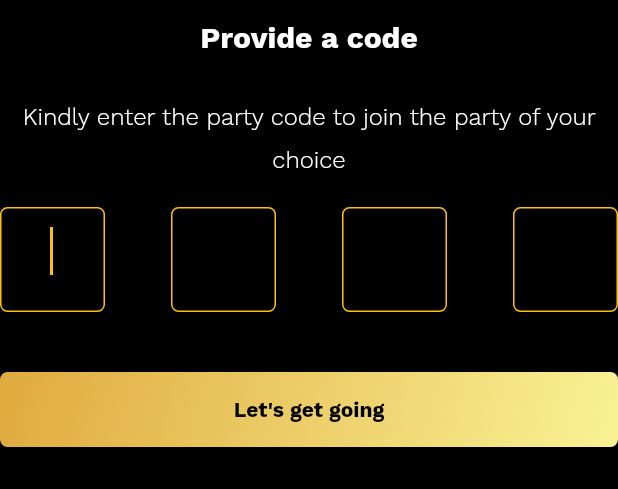
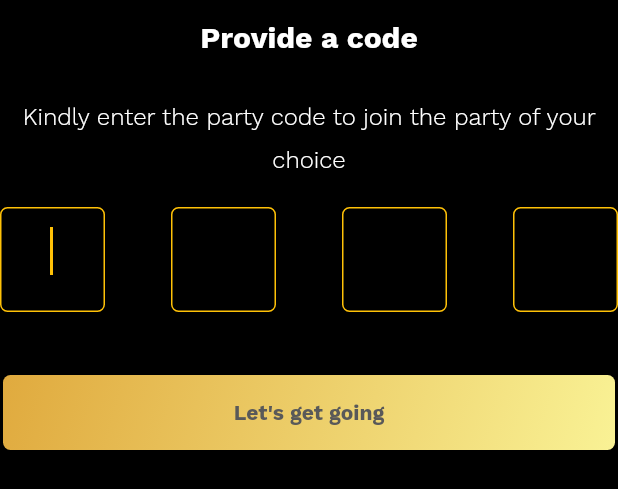
Before and after one commit to Boiyelove-International/musicroomapp, a Flutter app: the JoinEventForm widget shown alone on an empty page, opened directly, swiped to page 2, on a phone screen of 412 x 824 dp. Shown: the top 489 px of the screen. Run offline on Flutter 3.47's test engine with Material 2 defaults, Android fonts, the phone set to English and light mode, and no system bars; our stand-ins replace cached_network_image, device_info, email_validator, file_picker, firebase_core, firebase_messaging and 11 more; missing offline and left inert: qr_code_scanner, skeleton_loader; accounts and stored records are empty; network calls fail.

Commit message:
migrated to gold button

```diff
--- a/lib/screens/popups.dart
+++ b/lib/screens/popups.dart
@@ -1438,6 +1438,9 @@ class _JoinEventForm extends State<JoinEventForm> {
   Event? eventData;
   TextStyle? subtitle2;
 
+  bool isLoading = false;
+  bool isLoadingJoin = false;
+
   @override
   void didChangeDependencies() {
     // TODO: implement didChangeDependencies
@@ -1602,6 +1605,32 @@ class _JoinEventForm extends State<JoinEventForm> {
       );
 
   final _eventCodeForm = GlobalKey<FormState>();
+
+  _submitCode() {
+    setState(() {
+      isLoading = true;
+    });
+
+    if (_eventCodeForm.currentState!.validate()) {
+      try {
+        String q =
+            _codeBox1.text + _codeBox2.text + _codeBox3.text + _codeBox4.text;
+
+        _api.get("/event/join/?q=$q").then((value) {
+          setState(() {
+            eventData = Event.fromJson(value);
+          });
+          _changePage(3, skip: true);
+        });
+      } catch (e) {
+        setState(() {
+          isLoading = false;
+        });
+        print("error is $e");
+      }
+    }
+  }
+
   Widget get _partyCodeForm => Column(
         children: [
           Text(
@@ -1747,60 +1776,15 @@ class _JoinEventForm extends State<JoinEventForm> {
             ),
           ),
           SizedBox(height: 40),
-          Row(children: [
+          Row(
+            children: [
               Expanded(
-                child: Container(
-              decoration: BoxDecoration(
-                boxShadow: [
-                  BoxShadow(
-                      color: Colors.black26,
-                      offset: Offset(0, 4),
-                      blurRadius: 5.0)
-                ],
-                gradient: DarkPalette.borderGradient1,
-                // color: Colors.deepPurple.shade300,
-                borderRadius: BorderRadius.circular(5),
-              ),
-              child: ElevatedButton(
-                style: ButtonStyle(
-                  shape: MaterialStateProperty.all<RoundedRectangleBorder>(
-                    RoundedRectangleBorder(
-                      borderRadius: BorderRadius.circular(5.0),
-                    ),
-                  ),
-                  minimumSize: MaterialStateProperty.all(Size(50, 50)),
-                  backgroundColor:
-                      MaterialStateProperty.all(Colors.transparent),
-                  // elevation: MaterialStateProperty.all(3),
-                  shadowColor: MaterialStateProperty.all(Colors.transparent),
-                ),
-                onPressed: () {
-                  if (_eventCodeForm.currentState!.validate()) {
-                    String q = _codeBox1.text +
-                        _codeBox2.text +
-                        _codeBox3.text +
-                        _codeBox4.text;
-
-                    _api.get("/event/join/?q=$q").then((value) {
-                      setState(() {
-                        eventData = Event.fromJson(value);
-                      });
-                      _changePage(3, skip: true);
-                    });
-                  }
-                },
-                child: Padding(
-                  padding: const EdgeInsets.only(
-                    top: 10,
-                    bottom: 10,
-                  ),
-                  child: Text("Let's get going",
-                      style: TextStyle(
-                          color: Colors.black, fontWeight: FontWeight.bold)),
-                ),
-              ),
-            ))
-          ])
+                  child: GoldButton(
+                      isLoading: isLoading,
+                      onPressed: _submitCode,
+                      buttonText: "Let's get going"))
+            ],
+          )
         ],
       );
 
@@ -1944,46 +1928,10 @@ class _JoinEventForm extends State<JoinEventForm> {
                       Row(
                         children: [
                           Expanded(
-                            child: Container(
-                              decoration: BoxDecoration(
-                                boxShadow: [
-                                  BoxShadow(
-                                      color: Colors.black26,
-                                      offset: Offset(0, 4),
-                                      blurRadius: 5.0)
-                                ],
-                                gradient: DarkPalette.borderGradient1,
-                                // color: Colors.deepPurple.shade300,
-                                borderRadius: BorderRadius.circular(5),
-                              ),
-                              child: ElevatedButton(
-                                style: ButtonStyle(
-                                  shape: MaterialStateProperty.all<
-                                      RoundedRectangleBorder>(
-                                    RoundedRectangleBorder(
-                                      borderRadius: BorderRadius.circular(5.0),
-                                    ),
-                                  ),
-                                  minimumSize:
-                                      MaterialStateProperty.all(Size(50, 50)),
-                                  backgroundColor: MaterialStateProperty.all(
-                                      Colors.transparent),
-                                  // elevation: MaterialStateProperty.all(3),
-                                  shadowColor: MaterialStateProperty.all(
-                                      Colors.transparent),
-                                ),
+                            child: GoldButton(
+                              isLoading: isLoadingJoin,
                               onPressed: _joinEvent,
-                                child: Padding(
-                                  padding: const EdgeInsets.only(
-                                    top: 10,
-                                    bottom: 10,
-                                  ),
-                                  child: Text("Attend this Event",
-                                      style: GoogleFonts.workSans(
-                                          color: DarkPalette.darkDark,
-                                          fontWeight: FontWeight.bold)),
-                                ),
-                              ),
+                              buttonText: "Attend this Event",
                             ),
                           )
                         ],
@@ -2063,10 +2011,20 @@ class _JoinEventForm extends State<JoinEventForm> {
       ]);
 
   _joinEvent() async {
+    setState(() {
+      isLoadingJoin = true;
+    });
+    try {
       bool joined = await eventData!.joinEvent();
       print(joined);
       if (joined) {
         _changePage(5);
+      }
+    } catch (e) {
+      setState(() {
+        isLoadingJoin = false;
+      });
+      print("error is $e");
     }
   }
 }
```
Lines whose indentation alone changed are shown as unchanged.
